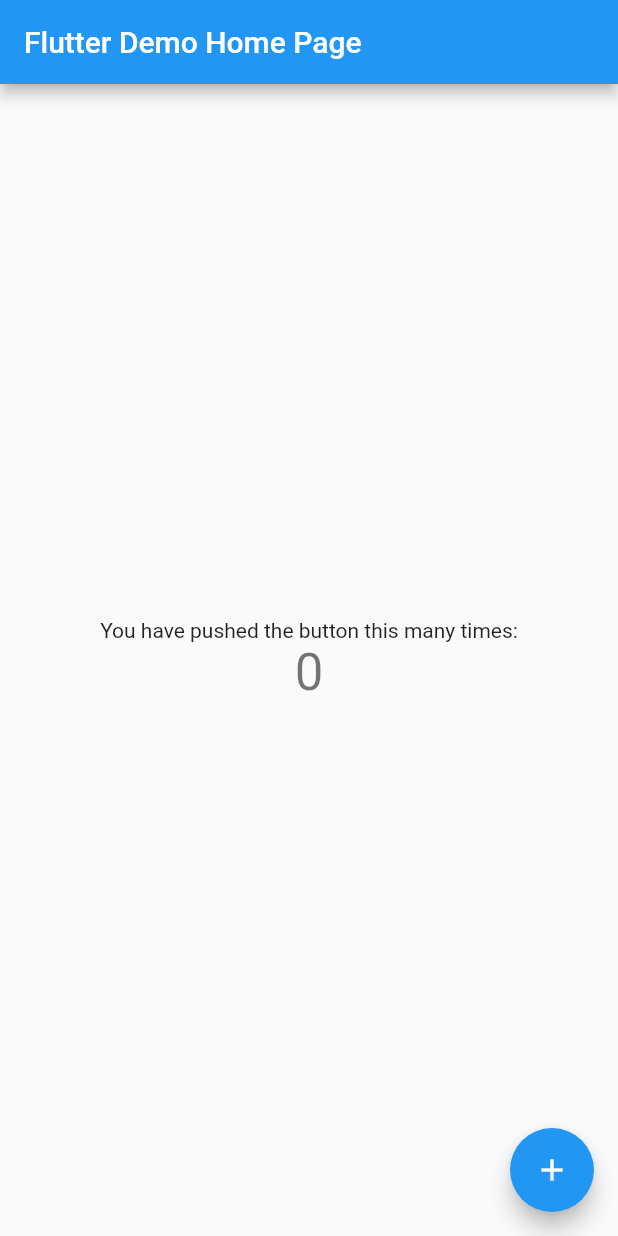
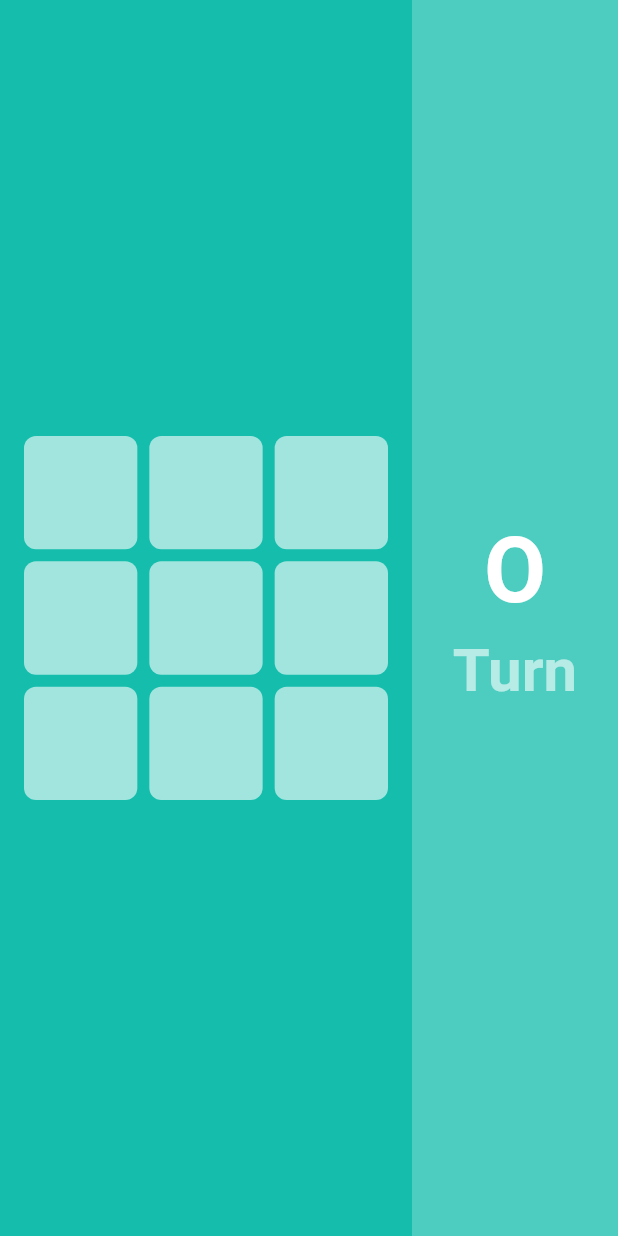
Before and after one commit to arvandmoe/xo_game, a Flutter app: the screen it shows after launch, on a phone screen of 412 x 824 dp. Run offline on Flutter 3.47's test engine with Material 2 defaults, Android fonts, the phone set to English and light mode, and no system bars.

Commit message:
UI design 80%

```diff
--- a/lib/main.dart
+++ b/lib/main.dart
@@ -1,4 +1,7 @@
 import 'package:flutter/material.dart';
+import 'package:xo_game/values/colors.dart';
+
+import 'screens/home_screen.dart';
 
 void main() {
   runApp(MyApp());
@@ -8,58 +11,12 @@
   @override
   Widget build(BuildContext context) {
     return MaterialApp(
-      title: 'Flutter Demo',
+      title: 'XO Game',
       theme: ThemeData(
         primarySwatch: Colors.blue,
+        backgroundColor: MColors.background
       ),
-      home: MyHomePage(title: 'Flutter Demo Home Page'),
+      home: HomeScreen(),
     );
   }
 }
-
-class MyHomePage extends StatefulWidget {
-  MyHomePage({Key? key, required this.title}) : super(key: key);
-
-  final String title;
-
-  @override
-  _MyHomePageState createState() => _MyHomePageState();
-}
-
-class _MyHomePageState extends State<MyHomePage> {
-  int _counter = 0;
-
-  void _incrementCounter() {
-    setState(() {
-      _counter++;
-    });
-  }
-
-  @override
-  Widget build(BuildContext context) {
-    return Scaffold(
-      appBar: AppBar(
-        title: Text(widget.title),
-      ),
-      body: Center(
-        child: Column(
-          mainAxisAlignment: MainAxisAlignment.center,
-          children: <Widget>[
-            Text(
-              'You have pushed the button this many times:',
-            ),
-            Text(
-              '$_counter',
-              style: Theme.of(context).textTheme.headline4,
-            ),
-          ],
-        ),
-      ),
-      floatingActionButton: FloatingActionButton(
-        onPressed: _incrementCounter,
-        tooltip: 'Increment',
-        child: Icon(Icons.add),
-      ),
-    );
-  }
-}
--- /dev/null
+++ b/lib/screens/home_screen.dart
@@ -0,0 +1,100 @@
+import 'package:flutter/material.dart';
+import '../values/colors.dart';
+
+class HomeScreen extends StatefulWidget {
+  HomeScreen({Key? key}) : super(key: key);
+
+  @override
+  _HomeScreenState createState() => _HomeScreenState();
+}
+
+class _HomeScreenState extends State<HomeScreen> {
+
+  List<String> gridItems = ['', '', '', '', '', '', '', '', '',];
+  bool oTurn = true;
+  String winner = '';
+  bool gameFinished = false;
+
+  @override
+  Widget build(BuildContext context) {
+    return Scaffold(
+      body: Container(
+        color: MColors.background,
+        child: Row(
+          children: [
+            // XO grid
+            Expanded(
+                flex: 2,
+                child: Center(
+                  child: Padding(
+                    padding: const EdgeInsets.all(16.0),
+                    child: AspectRatio(
+                      aspectRatio: 1 / 1, // or 1 for simplicity
+                      child: GridView.builder(
+                          itemCount: 9,
+                          shrinkWrap: true,
+                          gridDelegate: SliverGridDelegateWithFixedCrossAxisCount(
+                              crossAxisCount: 3,
+                              crossAxisSpacing: 8,
+                              mainAxisSpacing: 8),
+                          itemBuilder: (BuildContext context, int index) {
+                            return GestureDetector(
+                              onTap: () {
+                                print('Index of current element : $index');
+                                if(gridItems[index] == '') {
+                                  setState(() {
+                                    gridItems[index] = oTurn ? 'O' : 'X';
+                                    oTurn = !oTurn;
+                                  });
+                                }
+                              },
+                              child: Container(
+                                decoration: BoxDecoration(color: Colors.white60, borderRadius: BorderRadius.circular(8)),
+                                child: Center(
+                                  child: Text(
+                                    gridItems[index],
+                                    style: TextStyle(
+                                        color: Colors.white,
+                                        fontWeight: FontWeight.bold,
+                                        fontSize: 120),
+                                  ),
+                                ),
+                              ),
+                            );
+                          }),
+                    ),
+                  ),
+                )),
+            // right side
+            Expanded(
+                flex: 1,
+                child: Container(
+                    color: Colors.white24,
+                    child: Column(
+                      mainAxisAlignment: MainAxisAlignment.center,
+                      children: [
+                        Text(
+                          oTurn ? 'O' : 'X',
+                          style: TextStyle(
+                              color: Colors.white,
+                              fontWeight: FontWeight.bold,
+                              fontSize: 60),
+                        ),
+                        Padding(
+                          padding: const EdgeInsets.all(8.0),
+                          child: Text(
+                            'Turn',
+                            style: TextStyle(
+                                color: Colors.white60,
+                                fontWeight: FontWeight.bold,
+                                fontSize: 40),
+                          ),
+                        ),
+                      ],
+                    ))),
+          ],
+        ),
+      ),
+    );
+  }
+}
--- /dev/null
+++ b/lib/values/colors.dart
@@ -0,0 +1,16 @@
+import 'package:flutter/cupertino.dart';
+import 'package:flutter/material.dart';
+
+class MColors {
+
+  // BuiltIn Colors
+  static final Color white = Colors.white;
+  static final Color black = Colors.black;
+  static final Color systemGrey = CupertinoColors.systemGrey;
+
+  // Theme 1 Colors
+  static final Color background = Color(0xFF14bdac);
+  static final Color grid = Color(0xFF0da192);
+  static final Color oColor = Color(0xFFf2ebd3);
+  static final Color xColor = Color(0xFF545454);
+}
```
